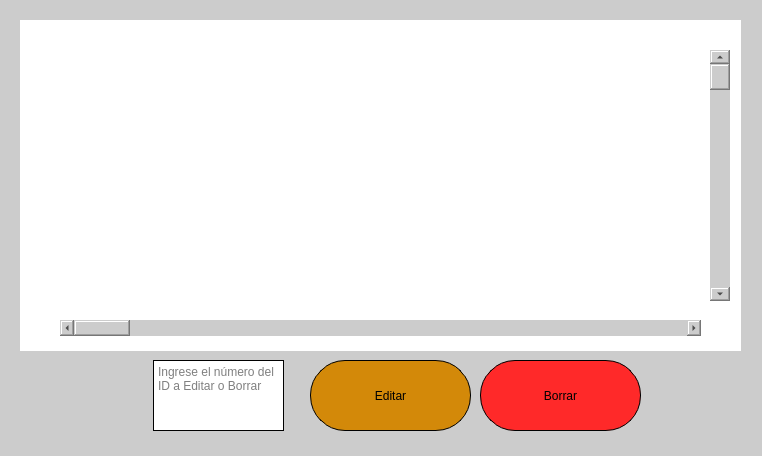
iamchapita/Proyecto-AED, file Nucleo/Ver_y_Editar_Péliculas.ui: the form before one commit.
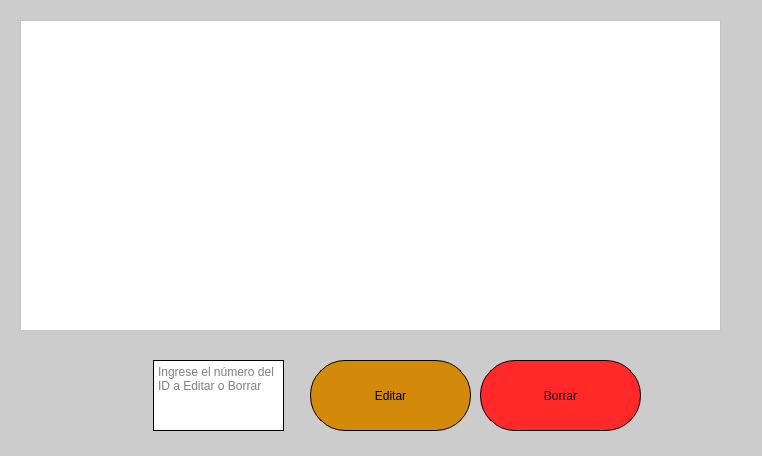
The form after the commit. Icons and pictures are not drawn.

```diff
--- a/Nucleo/Ver_y_Editar_Péliculas.ui
+++ b/Nucleo/Ver_y_Editar_Péliculas.ui
@@ -38,60 +38,6 @@
    <string notr="true">background-color:rgb(204, 204, 204);</string>
   </property>
   <widget class="QWidget" name="centralwidget">
-   <widget class="QFrame" name="frame">
-    <property name="geometry">
-     <rect>
-      <x>20</x>
-      <y>20</y>
-      <width>721</width>
-      <height>331</height>
-     </rect>
-    </property>
-    <property name="styleSheet">
-     <string notr="true">background-color: rgb(255, 255, 255);
-border:3px;
-border-color: rgb(0, 0, 0);
-</string>
-    </property>
-    <property name="frameShape">
-     <enum>QFrame::StyledPanel</enum>
-    </property>
-    <property name="frameShadow">
-     <enum>QFrame::Raised</enum>
-    </property>
-    <widget class="QScrollBar" name="horizontalScrollBar">
-     <property name="geometry">
-      <rect>
-       <x>40</x>
-       <y>300</y>
-       <width>641</width>
-       <height>16</height>
-      </rect>
-     </property>
-     <property name="styleSheet">
-      <string notr="true">background-color:rgb(204, 204, 204);</string>
-     </property>
-     <property name="orientation">
-      <enum>Qt::Horizontal</enum>
-     </property>
-    </widget>
-    <widget class="QScrollBar" name="verticalScrollBar">
-     <property name="geometry">
-      <rect>
-       <x>690</x>
-       <y>30</y>
-       <width>20</width>
-       <height>251</height>
-      </rect>
-     </property>
-     <property name="styleSheet">
-      <string notr="true">background-color:rgb(204, 204, 204);</string>
-     </property>
-     <property name="orientation">
-      <enum>Qt::Vertical</enum>
-     </property>
-    </widget>
-   </widget>
    <widget class="QTextEdit" name="ID_textEdit">
     <property name="geometry">
      <rect>
@@ -157,6 +103,39 @@
      <string>Borrar</string>
     </property>
    </widget>
+   <widget class="QTextEdit" name="textEdit">
+    <property name="geometry">
+     <rect>
+      <x>20</x>
+      <y>20</y>
+      <width>701</width>
+      <height>311</height>
+     </rect>
+    </property>
+    <property name="font">
+     <font>
+      <family>Hack</family>
+      <pointsize>8</pointsize>
+      <weight>50</weight>
+      <italic>false</italic>
+      <bold>false</bold>
+     </font>
+    </property>
+    <property name="styleSheet">
+     <string notr="true">font: 8pt &quot;Hack&quot;;
+background-color: rgb(255, 255, 255);
+color:black;</string>
+    </property>
+    <property name="lineWrapMode">
+     <enum>QTextEdit::NoWrap</enum>
+    </property>
+    <property name="lineWrapColumnOrWidth">
+     <number>0</number>
+    </property>
+    <property name="textInteractionFlags">
+     <set>Qt::TextEditorInteraction</set>
+    </property>
+   </widget>
   </widget>
   <widget class="QStatusBar" name="statusbar"/>
  </widget>
```
